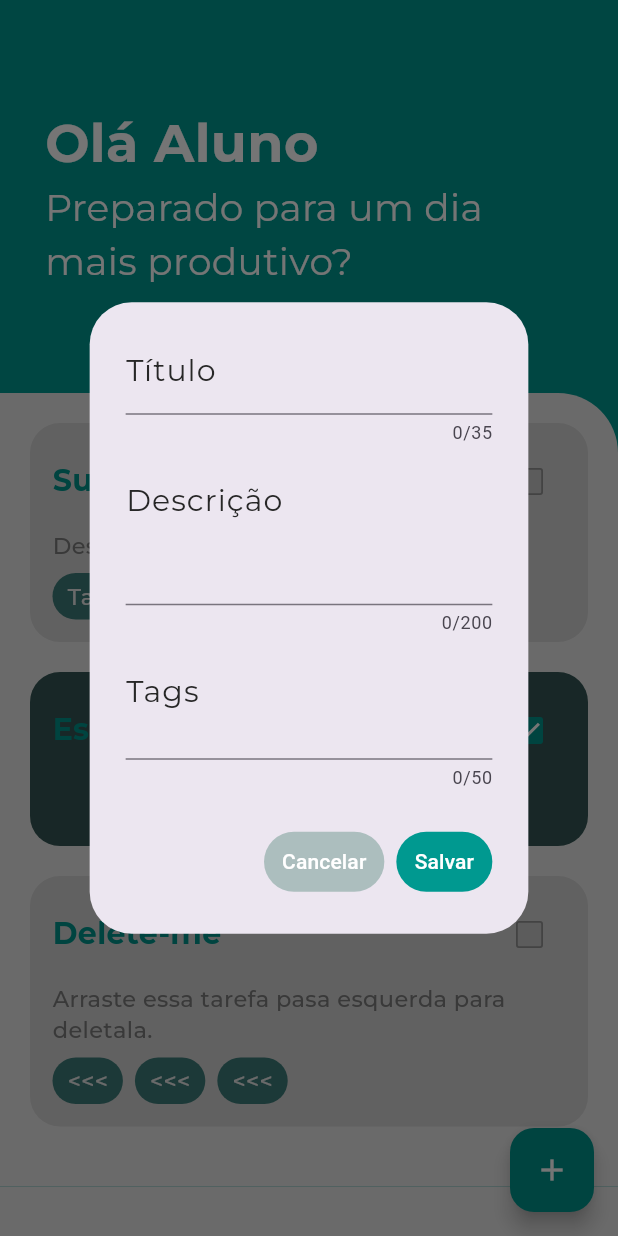
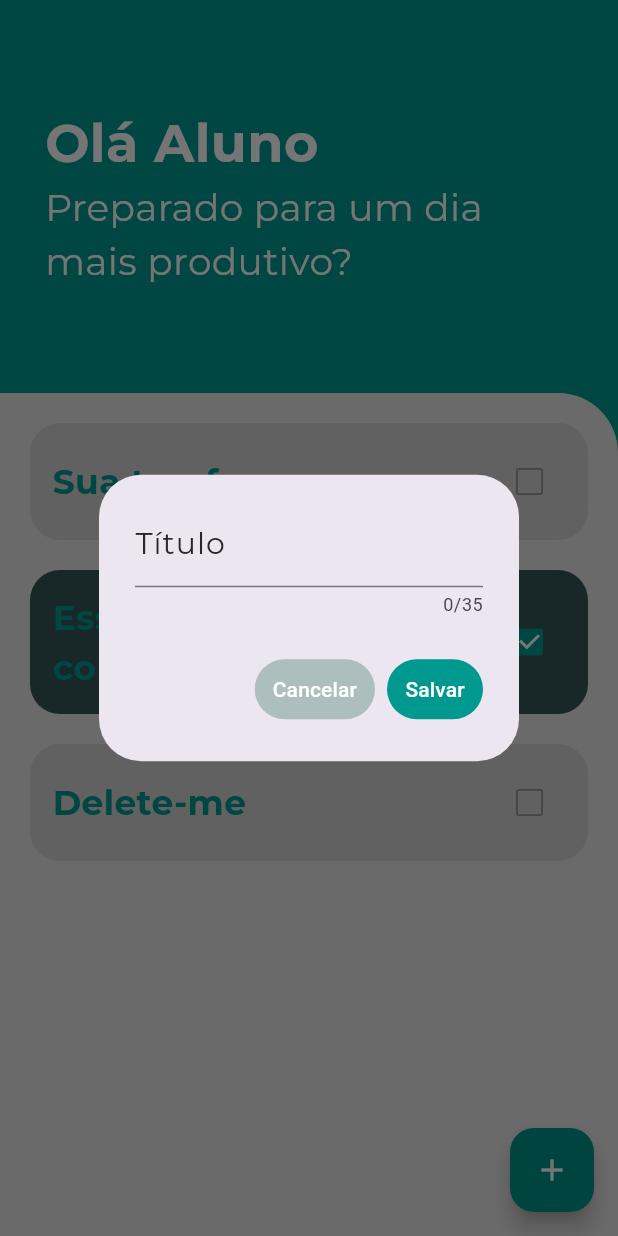
Before and after one commit to IanSalomao/TodoList, a Flutter app: the screen it shows after launch, after a tap on the "add" icon, on a phone screen of 412 x 824 dp. Run offline on Flutter 3.47's test engine with Material 3 defaults, Android fonts, the phone set to English and light mode, and no system bars; drawn by our look-alikes of flutter_slidable; our stand-ins replace hive_flutter; accounts and stored records are empty; project files that could hold a hidden picture were left out.

Commit message:
Changes to reduce complexity
Changes to reduce application complexity: Tags and descriptions have been removed

```diff
--- a/lib/common/components/card_todo.dart
+++ b/lib/common/components/card_todo.dart
@@ -53,12 +53,7 @@ class CardTodo extends StatelessWidget {
                   Expanded(
                     child: Text(
                       todo.title,
-                      style: const TextStyle(
-                        color: Color(0xff00958C),
-                        fontSize: 20,
-                        fontWeight: FontWeight.bold,
-                        fontFamily: 'Montserrat',
-                      ),
+                      style: AppTextStyles.mediumText(AppColors.primaryColorx0),
                       textAlign: TextAlign.left,
                       overflow: TextOverflow.clip,
                     ),
@@ -69,47 +64,12 @@ class CardTodo extends StatelessWidget {
                     value: todo.isCompleted,
                     onChanged: onChanged,
                     fillColor: todo.isCompleted
-                        ? const WidgetStatePropertyAll(Color(0xff00958C))
-                        : const WidgetStatePropertyAll(Color(0xffC8C8C8)),
+                        ? const WidgetStatePropertyAll(AppColors.primaryColorx0)
+                        : const WidgetStatePropertyAll(AppColors.grayx0),
                     side:
                         const BorderSide(color: Color(0xFF929292), width: 1.2),
                   ),
                 ],
-              ),
-
-              const SizedBox(height: 8),
-
-              // DESCRIÇÃO
-              Text(
-                todo.description,
-                style: AppTextStyles.smalText(
-                  todo.isCompleted ? AppColors.grayx0 : AppColors.grayx1,
-                ),
-                textAlign: TextAlign.left,
-                softWrap: true,
-                overflow: TextOverflow.clip,
-              ),
-
-              const SizedBox(height: 8),
-
-              // TAGS
-              Wrap(
-                spacing: 8,
-                runSpacing: 5, // Espaço entre as tags
-                children: todo.tags.map((tag) {
-                  return Container(
-                    padding: const EdgeInsets.symmetric(
-                      vertical: 5,
-                      horizontal: 10,
-                    ),
-                    decoration: BoxDecoration(
-                      color: AppColors.primaryColorx3,
-                      borderRadius: BorderRadius.circular(20),
-                    ),
-                    child: Text(tag,
-                        style: AppTextStyles.smalText(AppColors.white)),
-                  );
-                }).toList(),
               ),
             ],
           ),
--- a/lib/common/components/dialog_box_add.dart
+++ b/lib/common/components/dialog_box_add.dart
@@ -5,8 +5,6 @@ import 'package:todo_list_app/common/constants/app_text_styles.dart';
 class DialogBox extends StatelessWidget {
   final BuildContext context;
   final TextEditingController titleController;
-  final TextEditingController descriptionController;
-  final TextEditingController tagController;
   final VoidCallback? onPressedSave;
   final VoidCallback? onPressedCancel;
 
@@ -14,8 +12,6 @@ class DialogBox extends StatelessWidget {
     super.key,
     required this.context,
     required this.titleController,
-    required this.descriptionController,
-    required this.tagController,
     this.onPressedSave,
     this.onPressedCancel,
   });
@@ -65,38 +61,6 @@ class DialogBox extends StatelessWidget {
                   ),
                   labelStyle: AppTextStyles.regularText(AppColors.grayx2)),
             ),
-            TextFormField(
-              cursorColor: AppColors.primaryColorx0,
-              controller: descriptionController,
-              maxLines: null,
-              minLines: 3,
-              maxLength: 200,
-              decoration: InputDecoration(
-                  labelText: 'Descrição',
-                  hintText: 'Descrição da tarefa',
-                  alignLabelWithHint: true,
-                  focusedBorder: const UnderlineInputBorder(
-                    borderSide: BorderSide(color: AppColors.primaryColorx0),
-                  ),
-                  labelStyle: AppTextStyles.regularText(AppColors.grayx2)),
-            ),
-            TextFormField(
-              cursorColor: AppColors.primaryColorx0,
-              controller: tagController,
-              maxLines: null,
-              minLines: 2,
-              maxLength: 50,
-              decoration: InputDecoration(
-                labelText: 'Tags',
-                hintText: "Adicione tags separadas por ';'",
-                hintStyle: AppTextStyles.smalText(AppColors.grayx2),
-                alignLabelWithHint: true,
-                focusedBorder: const UnderlineInputBorder(
-                  borderSide: BorderSide(color: AppColors.primaryColorx0),
-                ),
-                labelStyle: AppTextStyles.regularText(AppColors.grayx2),
-              ),
-            ),
           ],
         ),
       ),
--- a/lib/data/database.dart
+++ b/lib/data/database.dart
@@ -11,20 +11,14 @@ class TodoDataBase {
       {
         'title': 'Sua tarefa',
         'isCompleted': false,
-        'description': 'Descrição da tarefa',
-        'tags': ['Tags', 'Tarefa rápida', 'Importante']
       },
       {
         'title': 'Essa tarefa está completa',
         'isCompleted': true,
-        'description': '',
-        'tags': <String>[]
       },
       {
         'title': 'Delete-me',
         'isCompleted': false,
-        'description': 'Arraste essa tarefa pasa esquerda para deletala.',
-        'tags': ['<<<', '<<<', '<<<']
       },
     ];
   }
@@ -41,8 +35,6 @@ class TodoDataBase {
     toDoList.add({
       'title': todo.title,
       'isCompleted': todo.isCompleted,
-      'description': todo.description,
-      'tags': todo.tags
     });
     updateDataBase();
   }
@@ -58,9 +50,8 @@ class TodoDataBase {
 
   Todo convertMapTodo(Map todo) {
     return Todo(
-        title: todo['title'],
-        isCompleted: todo['isCompleted'],
-        description: todo['description'],
-        tags: todo['tags']);
+      title: todo['title'],
+      isCompleted: todo['isCompleted'],
+    );
   }
 }
--- a/lib/models/todo.dart
+++ b/lib/models/todo.dart
@@ -1,21 +1,6 @@
 class Todo {
   final String title;
-  bool isCompleted;
-  String description;
-  List<String> tags;
+  final bool isCompleted;
 
-  Todo({
-    required this.title,
-    this.isCompleted = false,
-    this.description = "",
-    this.tags = const <String>[],
-  });
+  Todo({required this.title, this.isCompleted = false});
 }
-
-List<String> setTagsFromString(String tagsString) {
-  return tagsString
-      .split(';')
-      .map((tag) => tag.trim())
-      .where((tag) => tag.isNotEmpty)
-      .toList();
-}
--- a/lib/pages/home_page.dart
+++ b/lib/pages/home_page.dart
@@ -15,12 +15,12 @@ class HomePage extends StatefulWidget {
 }
 
 class _HomePageState extends State<HomePage> {
+  //Variável de controle de Title
+  final _titleController = TextEditingController();
+
+  //Inicializando a box do Hive
   final _myBox = Hive.box('mybox');
   TodoDataBase db = TodoDataBase();
-
-  final _titleController = TextEditingController();
-  final _descriptionController = TextEditingController();
-  final _tagController = TextEditingController();
 
   @override
   void initState() {
@@ -44,12 +44,8 @@ class _HomePageState extends State<HomePage> {
       setState(() {
         db.addTodo(Todo(
           title: _titleController.text,
-          description: _descriptionController.text,
-          tags: setTagsFromString(_tagController.text),
         ));
         _titleController.clear();
-        _descriptionController.clear();
-        _tagController.clear();
       });
       db.updateDataBase();
       Navigator.of(context).pop(context);
@@ -58,8 +54,6 @@ class _HomePageState extends State<HomePage> {
 
   _cancel() {
     _titleController.clear();
-    _descriptionController.clear();
-    _tagController.clear();
     Navigator.of(context).pop(context);
   }
 
@@ -76,8 +70,6 @@ class _HomePageState extends State<HomePage> {
           return DialogBox(
             context: context,
             titleController: _titleController,
-            descriptionController: _descriptionController,
-            tagController: _tagController,
             onPressedSave: _saveNewTodo,
             onPressedCancel: _cancel,
           );
```
